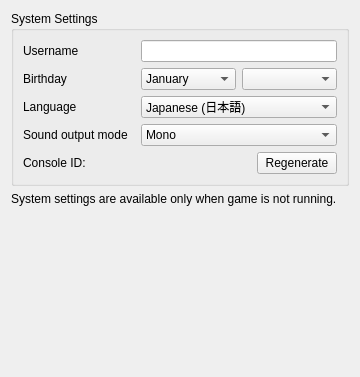
Qt form src/yuzu/configuration/configure_system.ui (rorrim-rorrim/eden-alt) before a commit.
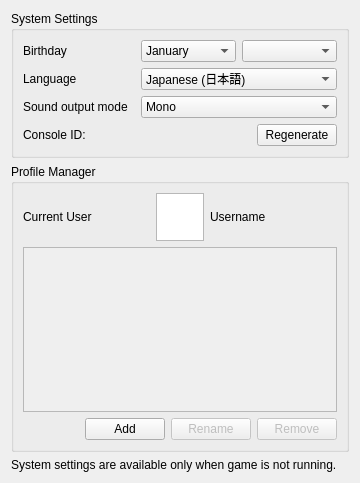
The same form after that commit.

Commit message: qt: Add Profile Manager UI to system settings

What changed in the file:
```diff
--- a/src/yuzu/configuration/configure_system.ui
+++ b/src/yuzu/configuration/configure_system.ui
@@ -7,7 +7,7 @@
     <x>0</x>
     <y>0</y>
     <width>360</width>
-    <height>377</height>
+    <height>483</height>
    </rect>
   </property>
   <property name="windowTitle">
@@ -22,34 +22,28 @@
         <string>System Settings</string>
        </property>
        <layout class="QGridLayout" name="gridLayout">
-        <item row="0" column="0">
-         <widget class="QLabel" name="label_username">
-          <property name="text">
-           <string>Username</string>
-          </property>
-         </widget>
-        </item>
-        <item row="0" column="1">
-         <widget class="QLineEdit" name="edit_username">
-          <property name="sizePolicy">
-           <sizepolicy hsizetype="Preferred" vsizetype="Fixed">
-            <horstretch>0</horstretch>
-            <verstretch>0</verstretch>
-           </sizepolicy>
-          </property>
-          <property name="maxLength">
-           <number>32</number>
-          </property>
-         </widget>
-        </item>
         <item row="1" column="0">
+         <widget class="QLabel" name="label_language">
+          <property name="text">
+           <string>Language</string>
+          </property>
+         </widget>
+        </item>
+        <item row="0" column="0">
          <widget class="QLabel" name="label_birthday">
           <property name="text">
            <string>Birthday</string>
           </property>
          </widget>
         </item>
-        <item row="1" column="1">
+        <item row="3" column="0">
+         <widget class="QLabel" name="label_console_id">
+          <property name="text">
+           <string>Console ID:</string>
+          </property>
+         </widget>
+        </item>
+        <item row="0" column="1">
          <layout class="QHBoxLayout" name="horizontalLayout_birthday2">
           <item>
            <widget class="QComboBox" name="combo_birthmonth">
@@ -120,14 +114,7 @@
           </item>
          </layout>
         </item>
-        <item row="2" column="0">
-         <widget class="QLabel" name="label_language">
-          <property name="text">
-           <string>Language</string>
-          </property>
-         </widget>
-        </item>
-        <item row="2" column="1">
+        <item row="1" column="1">
          <widget class="QComboBox" name="combo_language">
           <property name="toolTip">
            <string>Note: this can be overridden when region setting is auto-select</string>
@@ -219,14 +206,14 @@
           </item>
          </widget>
         </item>
-        <item row="3" column="0">
+        <item row="2" column="0">
          <widget class="QLabel" name="label_sound">
           <property name="text">
            <string>Sound output mode</string>
           </property>
          </widget>
         </item>
-        <item row="3" column="1">
+        <item row="2" column="1">
          <widget class="QComboBox" name="combo_sound">
           <item>
            <property name="text">
@@ -245,14 +232,7 @@
           </item>
          </widget>
         </item>
-        <item row="4" column="0">
-         <widget class="QLabel" name="label_console_id">
-          <property name="text">
-           <string>Console ID:</string>
-          </property>
-         </widget>
-        </item>
-        <item row="4" column="1">
+        <item row="3" column="1">
          <widget class="QPushButton" name="button_regenerate_console_id">
           <property name="sizePolicy">
            <sizepolicy hsizetype="Fixed" vsizetype="Fixed">
@@ -271,6 +251,133 @@
        </layout>
       </widget>
      </item>
+     <item>
+      <widget class="QGroupBox" name="gridGroupBox">
+       <property name="title">
+        <string>Profile Manager</string>
+       </property>
+       <layout class="QGridLayout" name="gridLayout_2">
+        <property name="sizeConstraint">
+         <enum>QLayout::SetNoConstraint</enum>
+        </property>
+        <item row="0" column="0">
+         <layout class="QHBoxLayout" name="horizontalLayout_2">
+          <item>
+           <widget class="QLabel" name="label">
+            <property name="sizePolicy">
+             <sizepolicy hsizetype="Preferred" vsizetype="Minimum">
+              <horstretch>0</horstretch>
+              <verstretch>0</verstretch>
+             </sizepolicy>
+            </property>
+            <property name="text">
+             <string>Current User</string>
+            </property>
+           </widget>
+          </item>
+          <item>
+           <widget class="QGraphicsView" name="current_user_icon">
+            <property name="minimumSize">
+             <size>
+              <width>48</width>
+              <height>48</height>
+             </size>
+            </property>
+            <property name="maximumSize">
+             <size>
+              <width>48</width>
+              <height>48</height>
+             </size>
+            </property>
+            <property name="verticalScrollBarPolicy">
+             <enum>Qt::ScrollBarAlwaysOff</enum>
+            </property>
+            <property name="horizontalScrollBarPolicy">
+             <enum>Qt::ScrollBarAlwaysOff</enum>
+            </property>
+            <property name="interactive">
+             <bool>false</bool>
+            </property>
+           </widget>
+          </item>
+          <item>
+           <widget class="QLabel" name="current_user_username">
+            <property name="sizePolicy">
+             <sizepolicy hsizetype="Preferred" vsizetype="Minimum">
+              <horstretch>0</horstretch>
+              <verstretch>0</verstretch>
+             </sizepolicy>
+            </property>
+            <property name="text">
+             <string>Username</string>
+            </property>
+           </widget>
+          </item>
+         </layout>
+        </item>
+        <item row="1" column="0">
+         <widget class="QScrollArea" name="scrollArea">
+          <property name="sizePolicy">
+           <sizepolicy hsizetype="Expanding" vsizetype="Expanding">
+            <horstretch>0</horstretch>
+            <verstretch>0</verstretch>
+           </sizepolicy>
+          </property>
+          <property name="frameShape">
+           <enum>QFrame::StyledPanel</enum>
+          </property>
+          <property name="widgetResizable">
+           <bool>false</bool>
+          </property>
+         </widget>
+        </item>
+        <item row="2" column="0">
+         <layout class="QHBoxLayout" name="horizontalLayout_3">
+          <item>
+           <spacer name="horizontalSpacer">
+            <property name="orientation">
+             <enum>Qt::Horizontal</enum>
+            </property>
+            <property name="sizeHint" stdset="0">
+             <size>
+              <width>40</width>
+              <height>20</height>
+             </size>
+            </property>
+           </spacer>
+          </item>
+          <item>
+           <widget class="QPushButton" name="pm_add">
+            <property name="text">
+             <string>Add</string>
+            </property>
+           </widget>
+          </item>
+          <item>
+           <widget class="QPushButton" name="pm_rename">
+            <property name="enabled">
+             <bool>false</bool>
+            </property>
+            <property name="text">
+             <string>Rename</string>
+            </property>
+           </widget>
+          </item>
+          <item>
+           <widget class="QPushButton" name="pm_remove">
+            <property name="enabled">
+             <bool>false</bool>
+            </property>
+            <property name="text">
+             <string>Remove</string>
+            </property>
+           </widget>
+          </item>
+         </layout>
+        </item>
+       </layout>
+      </widget>
+     </item>
      <item>
       <widget class="QLabel" name="label_disable_info">
        <property name="text">
@@ -281,19 +388,6 @@
        </property>
       </widget>
      </item>
-     <item>
-      <spacer name="verticalSpacer">
-       <property name="orientation">
-        <enum>Qt::Vertical</enum>
-       </property>
-       <property name="sizeHint" stdset="0">
-        <size>
-         <width>20</width>
-         <height>40</height>
-        </size>
-       </property>
-      </spacer>
-     </item>
     </layout>
    </item>
   </layout>
```
Left out of the diff: 50 changed lines with no effect on the pictures. The commit also changes 2 other files.
